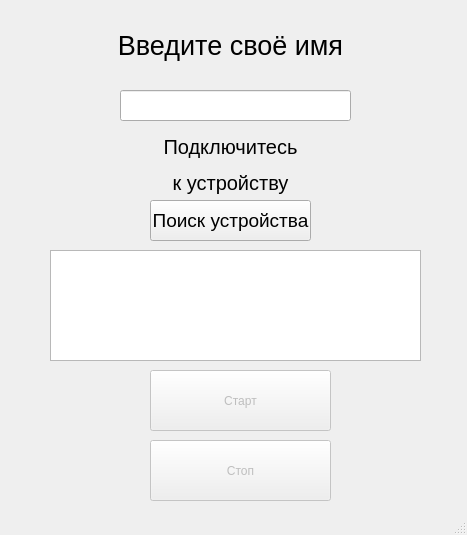
The window that ui/MainWindow.ui (XCV0/CallibriProject) describes before a commit, drawn with Qt 5.
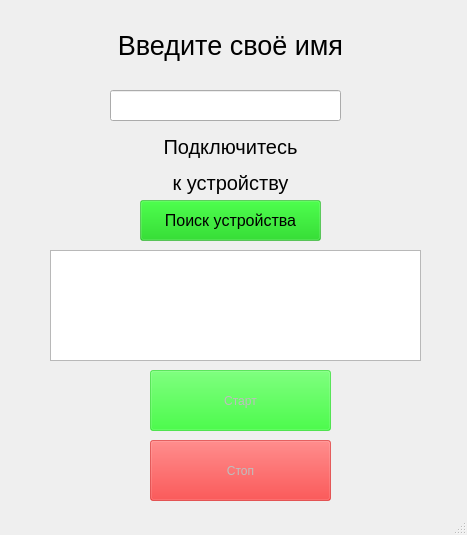
The same window after the commit.

```diff
--- a/ui/MainWindow.ui
+++ b/ui/MainWindow.ui
@@ -17,12 +17,20 @@
    <widget class="QLineEdit" name="nicknameEdit">
     <property name="geometry">
      <rect>
-      <x>120</x>
+      <x>110</x>
       <y>90</y>
       <width>231</width>
       <height>31</height>
      </rect>
     </property>
+    <property name="font">
+     <font>
+      <pointsize>12</pointsize>
+     </font>
+    </property>
+    <property name="styleSheet">
+     <string notr="true"/>
+    </property>
    </widget>
    <widget class="QLabel" name="label">
     <property name="geometry">
@@ -48,17 +56,21 @@
    <widget class="QPushButton" name="findDeviceBtn">
     <property name="geometry">
      <rect>
-      <x>150</x>
+      <x>140</x>
       <y>200</y>
-      <width>161</width>
+      <width>181</width>
       <height>41</height>
      </rect>
     </property>
     <property name="font">
      <font>
-      <pointsize>14</pointsize>
+      <pointsize>12</pointsize>
      </font>
     </property>
+    <property name="styleSheet">
+     <string notr="true">background-color: rgba(0, 200, 0, 0.4);
+</string>
+    </property>
     <property name="text">
      <string>Поиск устройства</string>
     </property>
@@ -106,6 +118,9 @@
       <height>61</height>
      </rect>
     </property>
+    <property name="styleSheet">
+     <string notr="true">background-color: rgba(0, 255, 0, 0.5);</string>
+    </property>
     <property name="text">
      <string>Старт</string>
     </property>
@@ -122,6 +137,9 @@
       <height>61</height>
      </rect>
     </property>
+    <property name="styleSheet">
+     <string notr="true">background-color: rgba(255, 0, 0, 0.5);</string>
+    </property>
     <property name="text">
      <string>Стоп</string>
     </property>
```
Left out of the diff: 3 changed lines with no effect on the pictures.
